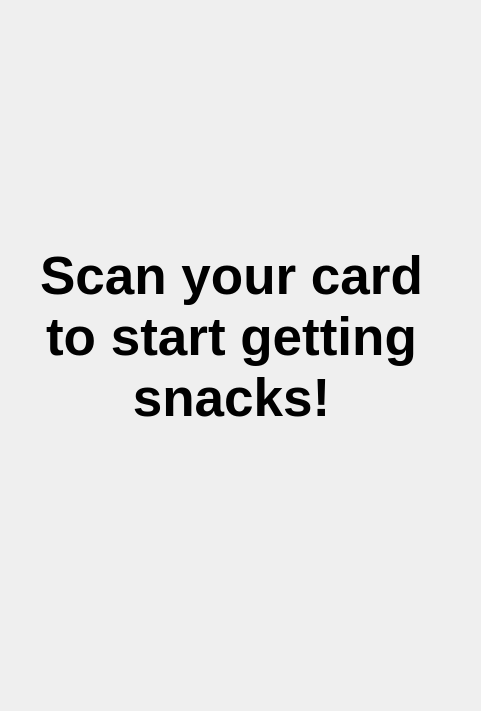
Qt form umati/UmatiSplashView.ui (kheimerl/umati) before a commit.
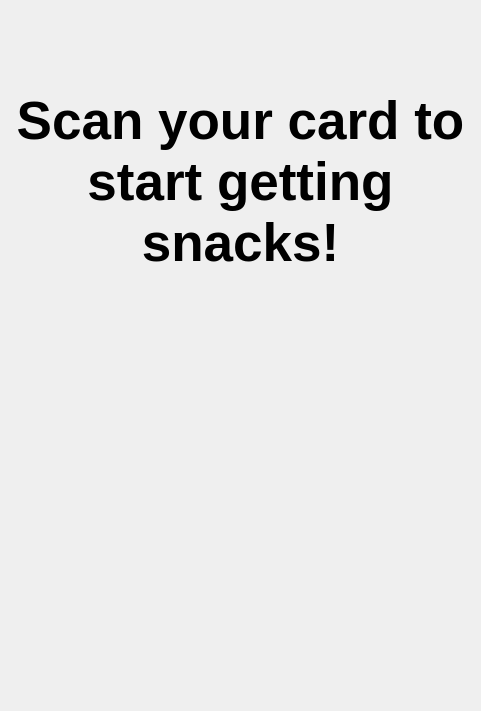
The same form after that commit.

```diff
--- a/umati/UmatiSplashView.ui
+++ b/umati/UmatiSplashView.ui
@@ -13,15 +13,18 @@
   <property name="windowTitle">
    <string>Form</string>
   </property>
-  <widget class="QLabel" name="splash">
+  <widget class="QWidget" name="verticalLayoutWidget">
    <property name="geometry">
     <rect>
-     <x>31</x>
-     <y>36</y>
-     <width>401</width>
-     <height>601</height>
+     <x>0</x>
+     <y>10</y>
+     <width>481</width>
+     <height>691</height>
     </rect>
    </property>
+   <layout class="QVBoxLayout" name="verticalLayout">
+    <item>
+     <widget class="QLabel" name="splash">
    <property name="font">
     <font>
      <pointsize>40</pointsize>
@@ -38,6 +41,19 @@
    <property name="wordWrap">
     <bool>true</bool>
    </property>
+     </widget>
+    </item>
+    <item>
+     <widget class="QLabel" name="movie_label">
+      <property name="text">
+       <string/>
+      </property>
+      <property name="alignment">
+       <set>Qt::AlignCenter</set>
+      </property>
+     </widget>
+    </item>
+   </layout>
   </widget>
  </widget>
  <resources/>
```
Lines whose indentation alone changed are shown as unchanged.
